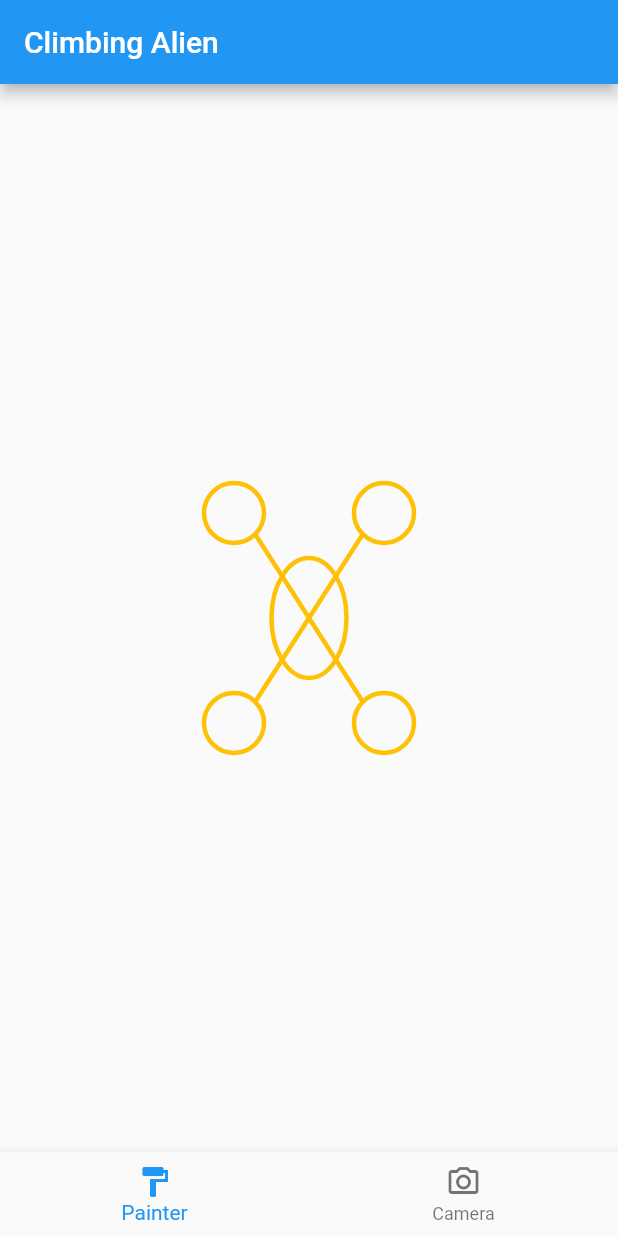
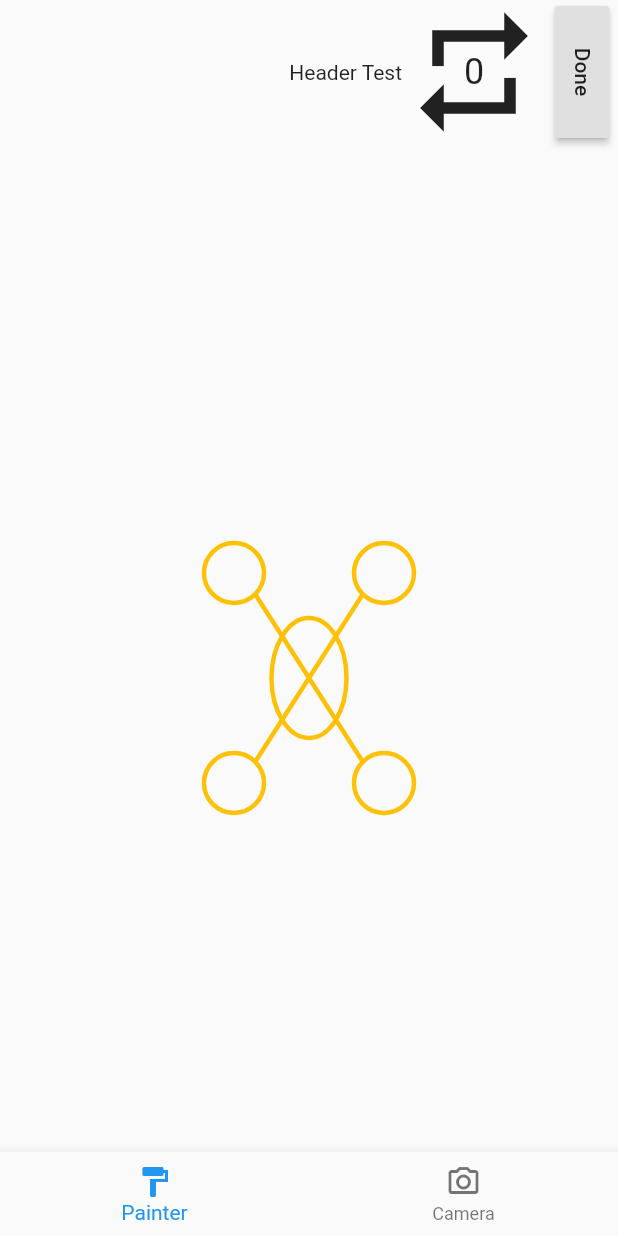
Before and after one commit to lectary/ClimbingAlien, a Flutter app: the screen it shows after launch, on a phone screen of 412 x 824 dp. Run offline on Flutter 3.47's test engine with Material 2 defaults, Android fonts, the phone set to English and light mode, and no system bars; our stand-ins replace camera.

Commit message:
Adding experimental selection control header

```diff
--- a/lib/views/home_screen.dart
+++ b/lib/views/home_screen.dart
@@ -1,8 +1,10 @@
+import 'dart:developer';
 import 'dart:io';
 
 import 'package:climbing_alien/viewmodels/image_view_model.dart';
 import 'package:climbing_alien/widgets/camera_widget.dart';
 import 'package:climbing_alien/widgets/climax/climax.dart';
+import 'package:climbing_alien/widgets/header_control.dart';
 import 'package:flutter/cupertino.dart';
 import 'package:flutter/material.dart';
 import 'package:provider/provider.dart';
@@ -22,6 +24,8 @@ class _HomeScreenState extends State<HomeScreen> {
   String backgroundImagePath;
 
   Offset climaxPosition = Offset.zero;
+  int climaxNumberOfLimbs = 5;
+  int currentSelectedLimb = 0;
 
   @override
   Widget build(BuildContext context) {
@@ -30,12 +34,12 @@ class _HomeScreenState extends State<HomeScreen> {
 
     backgroundImagePath = context.select((ImageViewModel model) => model.currentImagePath);
     List<Widget> _widgetOptions = [
-      _buildPainterWidget(), CameraWidget()
+      _buildPainterWidget(context), CameraWidget()
     ];
     return Scaffold(
-      appBar: AppBar(
-        title: Text("Climbing Alien"),
-      ),
+      // appBar: AppBar(
+      //   title: Text("Climbing Alien"),
+      // ),
       body: _widgetOptions.elementAt(_selectedWidgetIndex),
       // floatingActionButtonLocation: FloatingActionButtonLocation.miniCenterDocked,
       // floatingActionButton: FloatingActionButton(
@@ -58,16 +62,31 @@ class _HomeScreenState extends State<HomeScreen> {
     );
   }
 
-  Widget _buildPainterWidget() {
-    return Stack(
-      fit: StackFit.expand,
+  Widget _buildPainterWidget(BuildContext context) {
+    return Column(
       children: [
-        _buildBackgroundImage(),
-        Climax(
-          position: climaxPosition,
+        HeaderControl(selectNextLimb),
+        Expanded(
+          child: Stack(
+            fit: StackFit.expand,
+            children: [
+              _buildBackgroundImage(),
+              Climax(
+                position: climaxPosition,
+                selection: this.currentSelectedLimb,
+              ),
+            ],
+          ),
         ),
       ],
     );
+  }
+
+  void selectNextLimb() {
+    setState(() {
+      this.currentSelectedLimb = (this.currentSelectedLimb % climaxNumberOfLimbs) + 1;
+      log(this.currentSelectedLimb.toString());
+    });
   }
 
   Widget _buildBackgroundImage() {
--- a/lib/widgets/climax/climax.dart
+++ b/lib/widgets/climax/climax.dart
@@ -15,8 +15,9 @@ enum ClimaxLimb {
 
 class Climax extends StatefulWidget {
   final Offset position;
+  final int selection;
 
-  Climax({this.position, Key key}) : super(key: key);
+  Climax({this.position, this.selection, Key key}) : super(key: key);
 
   @override
   _ClimaxState createState() => _ClimaxState();
@@ -30,6 +31,12 @@ class _ClimaxState extends State<Climax> {
   Rect rightLegRect;
 
   int selectedIndex = -1;
+
+  @override
+  void didUpdateWidget(Climax oldWidget) {
+    super.didUpdateWidget(oldWidget);
+    this.selectedIndex = widget.selection;
+  }
 
   @override
   Widget build(BuildContext context) {
--- /dev/null
+++ b/lib/widgets/header_control.dart
@@ -0,0 +1,53 @@
+import 'package:flutter/material.dart';
+
+class HeaderControl extends StatefulWidget {
+  final Function nextSelectionCallback;
+
+  HeaderControl(this.nextSelectionCallback);
+
+  @override
+  _HeaderControlState createState() => _HeaderControlState();
+}
+
+class _HeaderControlState extends State<HeaderControl> {
+  int taskCounter = 0;
+
+  @override
+  Widget build(BuildContext context) {
+    final statusBarHeight = MediaQuery.of(context).padding.top;
+    return Padding(
+      padding: EdgeInsets.only(top: statusBarHeight),
+      child: Row(
+        mainAxisAlignment: MainAxisAlignment.end,
+        children: [
+          Text("Header Test"),
+          FlatButton(
+            padding: EdgeInsets.zero,
+            onPressed: () {
+              widget.nextSelectionCallback();
+            },
+            child: Stack(
+              alignment: Alignment.center,
+              children: [
+                Icon(Icons.repeat, size: 96),
+                Text("$taskCounter", style: Theme.of(context).textTheme.headline5)
+              ],
+            ),
+          ),
+          RotatedBox(
+            quarterTurns: 1,
+            child: RaisedButton(
+              padding: EdgeInsets.zero,
+              onPressed: () {
+                setState(() {
+                  taskCounter++;
+                });
+              },
+              child: Text("Done"),
+            ),
+          )
+        ],
+      ),
+    );
+  }
+}
```
